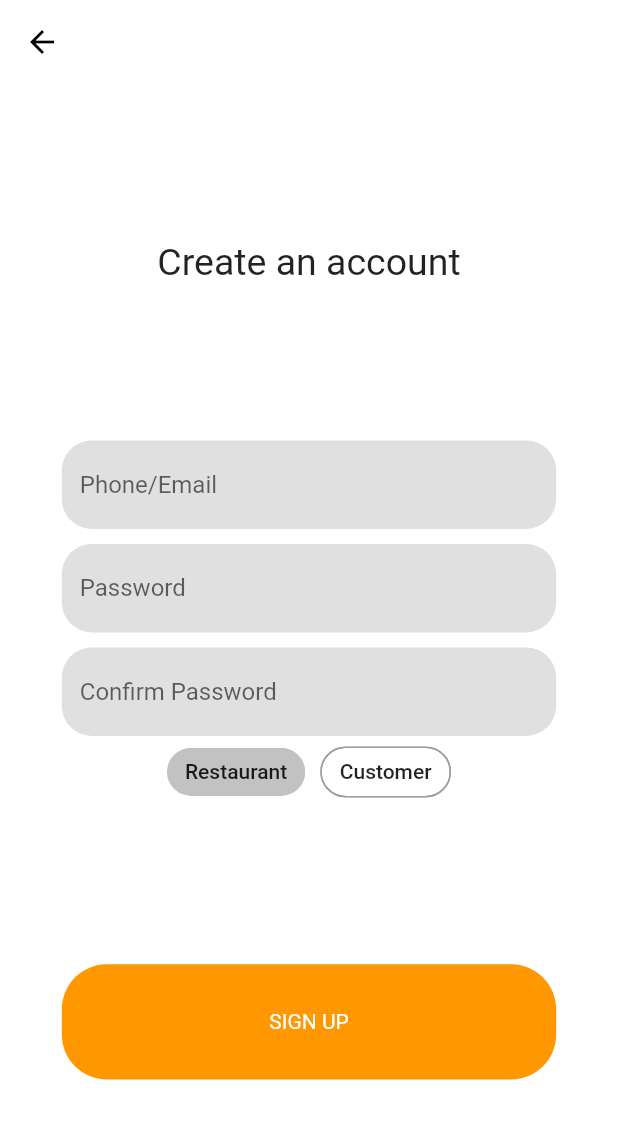
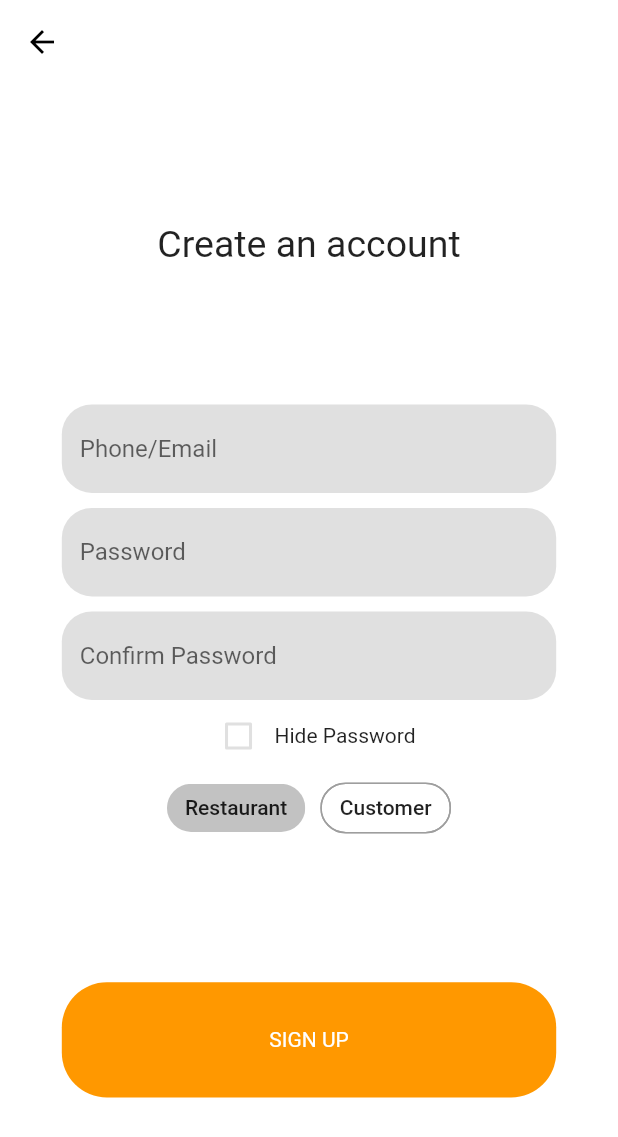
Before and after one commit to MusaGillani/flex-app, a Flutter app: the screen it shows after launch, after a tap on "SIGN UP", on a phone screen of 412 x 824 dp. Shown: the top 1137 px of the screen. Run offline on Flutter 3.47's test engine with Material 2 defaults, Android fonts, the phone set to English and light mode, and no system bars; our stand-ins replace bottom_navy_bar, cloud_firestore, firebase_auth, firebase_core, firebase_storage, image_picker; missing offline and left inert: qr_code_scanner; accounts and stored records are empty.

Commit message:
sign up changes, hide pass checkbutton password length 8 minimum

```diff
--- a/lib/screens/authenticate_screen.dart
+++ b/lib/screens/authenticate_screen.dart
@@ -19,6 +19,7 @@ class _AuthenticateScreenState extends State<AuthenticateScreen> {
   String _email = '';
   String _password = '';
   var _isLoading = false;
+  var _hidePass = false;
   final _passwordController = TextEditingController();
   final GlobalKey<FormState> _formKey = GlobalKey(debugLabel: 'authform-key');
   UserMode userType = UserMode.Restaurant;
@@ -81,6 +82,7 @@ class _AuthenticateScreenState extends State<AuthenticateScreen> {
                   // child: SingleChildScrollView(
                   // child:
                   Column(
+                    crossAxisAlignment: CrossAxisAlignment.center,
                     children: [
                       Padding(
                         padding: EdgeInsets.symmetric(
@@ -114,7 +116,8 @@ class _AuthenticateScreenState extends State<AuthenticateScreen> {
                         ),
                         child: TextFormField(
                           controller: _passwordController,
-                          obscureText: _authMode == AuthMode.Login,
+                          obscureText:
+                              _authMode == AuthMode.Login ? true : _hidePass,
                           decoration: InputDecoration(
                             filled: true,
                             fillColor: Colors.grey.shade300,
@@ -125,8 +128,8 @@ class _AuthenticateScreenState extends State<AuthenticateScreen> {
                             hintText: 'Password',
                           ),
                           validator: (value) {
-                            if (value!.isEmpty || value.length < 5) {
-                              return 'Password length must be 6!';
+                            if (value!.isEmpty || value.length < 8) {
+                              return 'Password length must be 8!';
                             }
                           },
                           onSaved: (value) {
@@ -141,6 +144,7 @@ class _AuthenticateScreenState extends State<AuthenticateScreen> {
                             horizontal: constraints.maxWidth * 0.1,
                           ),
                           child: TextFormField(
+                            obscureText: _hidePass,
                             decoration: InputDecoration(
                               filled: true,
                               fillColor: Colors.grey.shade300,
@@ -158,6 +162,26 @@ class _AuthenticateScreenState extends State<AuthenticateScreen> {
                             onSaved: (value) {
                               _password = value!;
                             },
+                          ),
+                        ),
+                      if (_authMode == AuthMode.Signup)
+                        Padding(
+                          padding: EdgeInsets.symmetric(
+                            horizontal: constraints.maxWidth * 0.1,
+                          ),
+                          child: Row(
+                            mainAxisSize: MainAxisSize.min,
+                            children: [
+                              Checkbox(
+                                value: _hidePass,
+                                onChanged: (_) {
+                                  setState(() {
+                                    _hidePass = !_hidePass;
+                                  });
+                                },
+                              ),
+                              Text('Hide Password'),
+                            ],
                           ),
                         ),
                       _userTypeSelector(),
```
